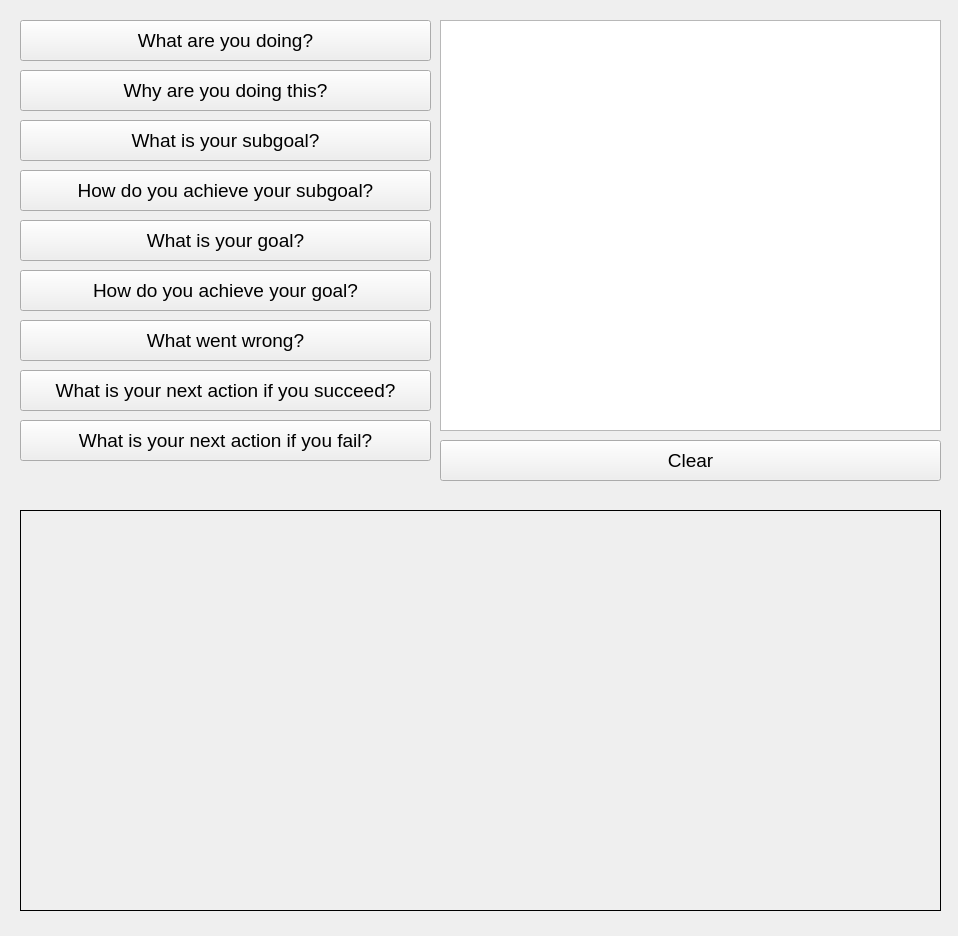
tammerb/robot-explanation-BTs, file rqt_explain_bt/resource/ExplainBTPlugin.ui: the form before one commit.
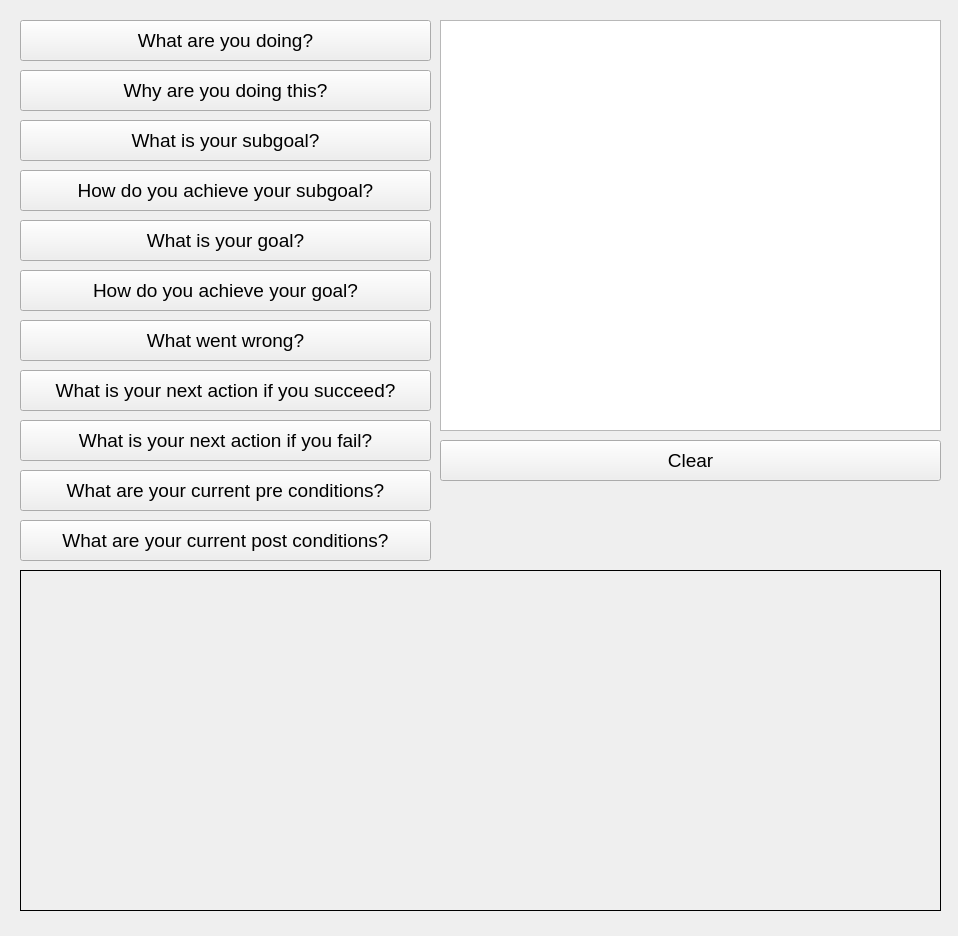
The form after the commit.

Commit message: added what are your current pre/post conditions?

Patch:
```diff
--- a/rqt_explain_bt/resource/ExplainBTPlugin.ui
+++ b/rqt_explain_bt/resource/ExplainBTPlugin.ui
@@ -57,9 +57,9 @@
    <property name="geometry">
     <rect>
      <x>20</x>
-     <y>510</y>
+     <y>570</y>
      <width>921</width>
-     <height>401</height>
+     <height>341</height>
     </rect>
    </property>
    <property name="autoFillBackground">
@@ -237,6 +237,42 @@
     <string>What is your next action if you fail?</string>
    </property>
   </widget>
+  <widget class="QPushButton" name="button_10">
+   <property name="geometry">
+    <rect>
+     <x>20</x>
+     <y>470</y>
+     <width>411</width>
+     <height>41</height>
+    </rect>
+   </property>
+   <property name="font">
+    <font>
+     <pointsize>14</pointsize>
+    </font>
+   </property>
+   <property name="text">
+    <string>What are your current pre conditions?</string>
+   </property>
+  </widget>
+  <widget class="QPushButton" name="button_11">
+   <property name="geometry">
+    <rect>
+     <x>20</x>
+     <y>520</y>
+     <width>411</width>
+     <height>41</height>
+    </rect>
+   </property>
+   <property name="font">
+    <font>
+     <pointsize>14</pointsize>
+    </font>
+   </property>
+   <property name="text">
+    <string>What are your current post conditions?</string>
+   </property>
+  </widget>
  </widget>
  <resources/>
  <connections>
```
The commit also changes 5 other files.
